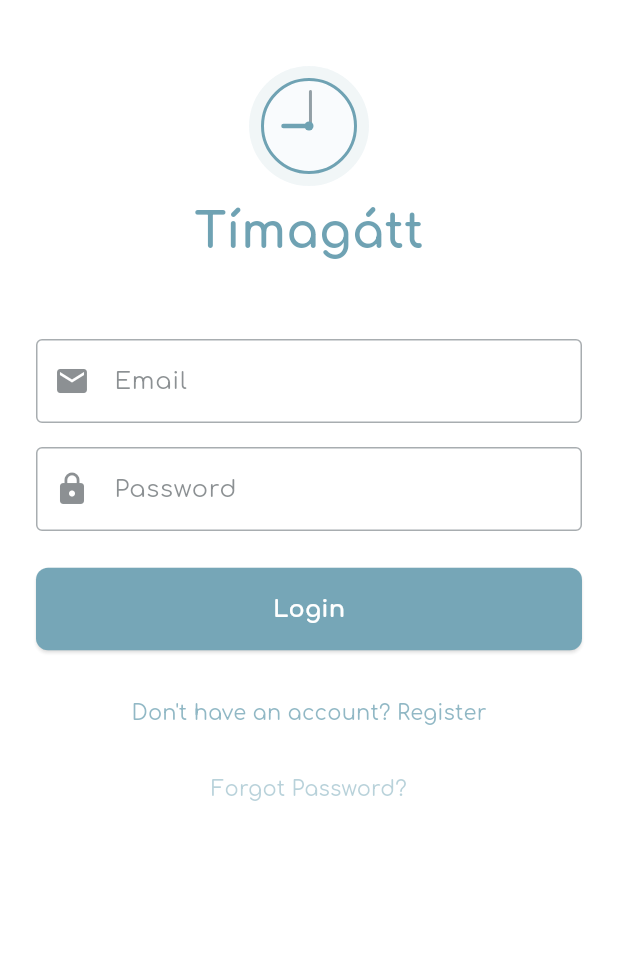
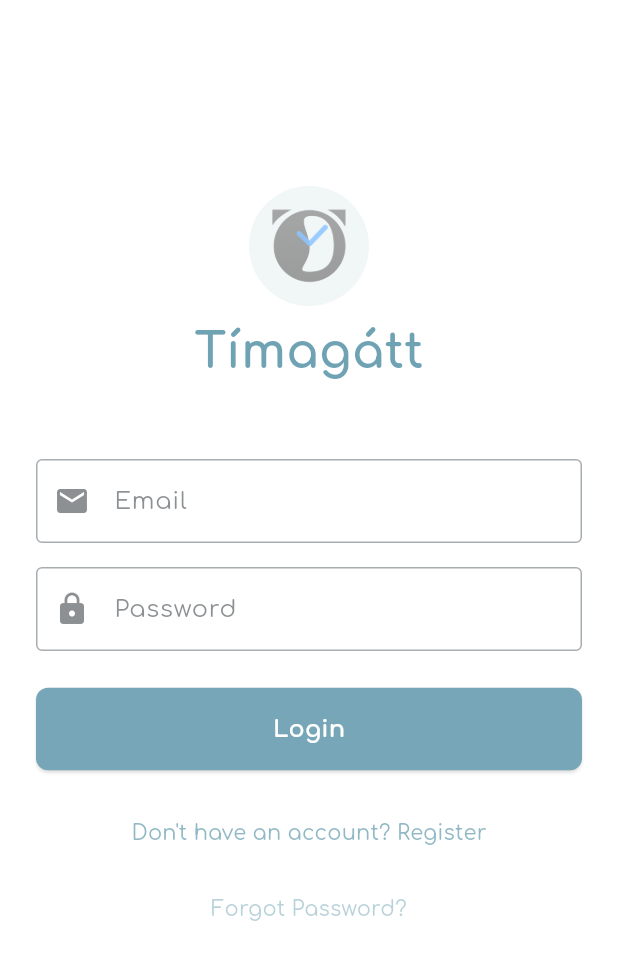
Before and after one commit to Joningvars/-vinnustund, a Flutter app: the screen it shows after launch, after a tap on "Sleppa", on a phone screen of 412 x 824 dp. Shown: the top 960 px of the screen. Run offline on Flutter 3.47's test engine with Material 3 defaults, Android fonts, the phone set to English and light mode, and no system bars; our stand-ins replace cloud_firestore, firebase_auth, firebase_core, flutter_dotenv, google_fonts, shared_preferences; accounts and stored records are empty.

Commit message:
fixed-time-entries-and-logo

```diff
--- a/lib/models/time_entry.dart
+++ b/lib/models/time_entry.dart
@@ -21,22 +21,34 @@ class TimeEntry {
     required this.clockOutTime,
     required this.duration,
     this.description,
-  }) : this.id = id ?? DateTime.now().millisecondsSinceEpoch.toString(),
-       this.date =
-           "${clockInTime.year}-${clockInTime.month.toString().padLeft(2, '0')}-${clockInTime.day.toString().padLeft(2, '0')}";
+    String? date,
+  }) : id = id ?? DateTime.now().millisecondsSinceEpoch.toString(),
+       date = date ?? DateFormat('yyyy-MM-dd').format(clockInTime);
 
-  String get formattedDate => DateFormat('MMM d, yyyy').format(clockInTime);
+  // Format the date for display
+  String get formattedDate {
+    final dateObj = DateFormat('yyyy-MM-dd').parse(date);
+    return DateFormat.yMMMd().format(dateObj);
+  }
 
-  String get formattedClockIn => DateFormat('h:mm a').format(clockInTime);
+  // Format clock in time
+  String get formattedClockIn {
+    return DateFormat.jm().format(clockInTime);
+  }
 
-  String get formattedClockOut => DateFormat('h:mm a').format(clockOutTime);
+  // Format clock out time
+  String get formattedClockOut {
+    return DateFormat.jm().format(clockOutTime);
+  }
 
+  // Format duration
   String get formattedDuration {
     final hours = duration.inHours;
-    final minutes = duration.inMinutes.remainder(60);
-    return '$hours hrs $minutes mins';
+    final minutes = duration.inMinutes % 60;
+    return '$hours:${minutes.toString().padLeft(2, '0')}';
   }
 
+  // Convert to JSON for storage
   Map<String, dynamic> toJson() {
     return {
       'id': id,
@@ -46,7 +58,7 @@ class TimeEntry {
       'clockInTime': clockInTime.toIso8601String(),
       'clockOutTime': clockOutTime.toIso8601String(),
       'duration': duration.inMinutes,
-      'description': description,
+      'description': description ?? '',
       'date': date,
     };
   }
@@ -61,6 +73,7 @@ class TimeEntry {
       clockOutTime: DateTime.parse(json['clockOutTime']),
       duration: Duration(minutes: json['duration']),
       description: json['description'],
+      date: json['date'],
     );
   }
 }
--- a/lib/screens/auth/login_screen.dart
+++ b/lib/screens/auth/login_screen.dart
@@ -112,7 +112,7 @@ class _LoginScreenState extends State<LoginScreen>
                     mainAxisAlignment: MainAxisAlignment.center,
                     crossAxisAlignment: CrossAxisAlignment.stretch,
                     children: [
-                      const SizedBox(height: 20),
+                      const SizedBox(height: 100),
 
                       // Logo with animation
                       TweenAnimationBuilder<double>(
--- /dev/null
+++ b/lib/utils/image_paths.dart
@@ -0,0 +1,6 @@
+const String logo = 'assets/icons/logo.png';
+const String iosDark = 'assets/icons/ios_dark.png';
+const String iosLight = 'assets/icons/ios_light.png';
+const String androidAdaptive = 'assets/icons/android_adaptive.png';
+const String splashLight = 'assets/icons/splash_light.png';
+const String splashDark = 'assets/icons/splash_dark.png';
--- a/lib/widgets/app_logo.dart
+++ b/lib/widgets/app_logo.dart
@@ -1,4 +1,5 @@
 import 'package:flutter/material.dart';
+import 'package:time_clock/utils/image_paths.dart';
 
 class AppLogo extends StatelessWidget {
   final double size;
@@ -20,67 +21,7 @@ class AppLogo extends StatelessWidget {
           ),
           child: Stack(
             alignment: Alignment.center,
-            children: [
-              // Clock face
-              Container(
-                width: size * 0.8,
-                height: size * 0.8,
-                decoration: BoxDecoration(
-                  color: Theme.of(context).colorScheme.surface,
-                  shape: BoxShape.circle,
-                  border: Border.all(
-                    color: Theme.of(context).colorScheme.primary,
-                    width: 2,
-                  ),
-                ),
-              ),
-
-              // Hour hand
-              Positioned(
-                left: size * 0.5,
-                top: size * 0.5,
-                child: Transform(
-                  alignment: Alignment.topCenter,
-                  transform: Matrix4.rotationZ(3.14 / 2), // 12 o'clock
-                  child: Container(
-                    height: size * 0.25,
-                    width: 3,
-                    decoration: BoxDecoration(
-                      color: Theme.of(context).colorScheme.primary,
-                      borderRadius: BorderRadius.circular(1.5),
-                    ),
-                  ),
-                ),
-              ),
-
-              // Minute hand
-              Positioned(
-                left: size * 0.5,
-                top: size * 0.5,
-                child: Transform(
-                  alignment: Alignment.topCenter,
-                  transform: Matrix4.rotationZ(3.14), // 9 o'clock
-                  child: Container(
-                    height: size * 0.3,
-                    width: 2,
-                    decoration: BoxDecoration(
-                      color: Theme.of(context).colorScheme.secondary,
-                      borderRadius: BorderRadius.circular(1),
-                    ),
-                  ),
-                ),
-              ),
-
-              // Center dot
-              Container(
-                width: 6,
-                height: 6,
-                decoration: BoxDecoration(
-                  color: Theme.of(context).colorScheme.primary,
-                  shape: BoxShape.circle,
-                ),
-              ),
-            ],
+            children: [Image.asset(logo)],
           ),
         ),
         if (showText) ...[
--- a/pubspec.yaml
+++ b/pubspec.yaml
@@ -97,5 +97,6 @@ flutter:
 
   assets:
     - .env
+    - assets/icons/
 
   generate: true
```
Also changed, not shown: lib/providers/time_clock_provider.dart (+78 -3 lines), lib/screens/history_screen.dart (+9 -1 lines), lib/screens/home_screen.dart (+35 -4 lines), lib/screens/settings_screen.dart (+4 -4 lines), assets/icons/android-adaptive.png (added), assets/icons/ios-dark.png (added), assets/icons/ios-light.png (added), assets/icons/ios-tinted.png (added), assets/icons/logo.png (added), assets/icons/splash-icon-dark.png (added), assets/icons/splash-icon-light.png (added).
